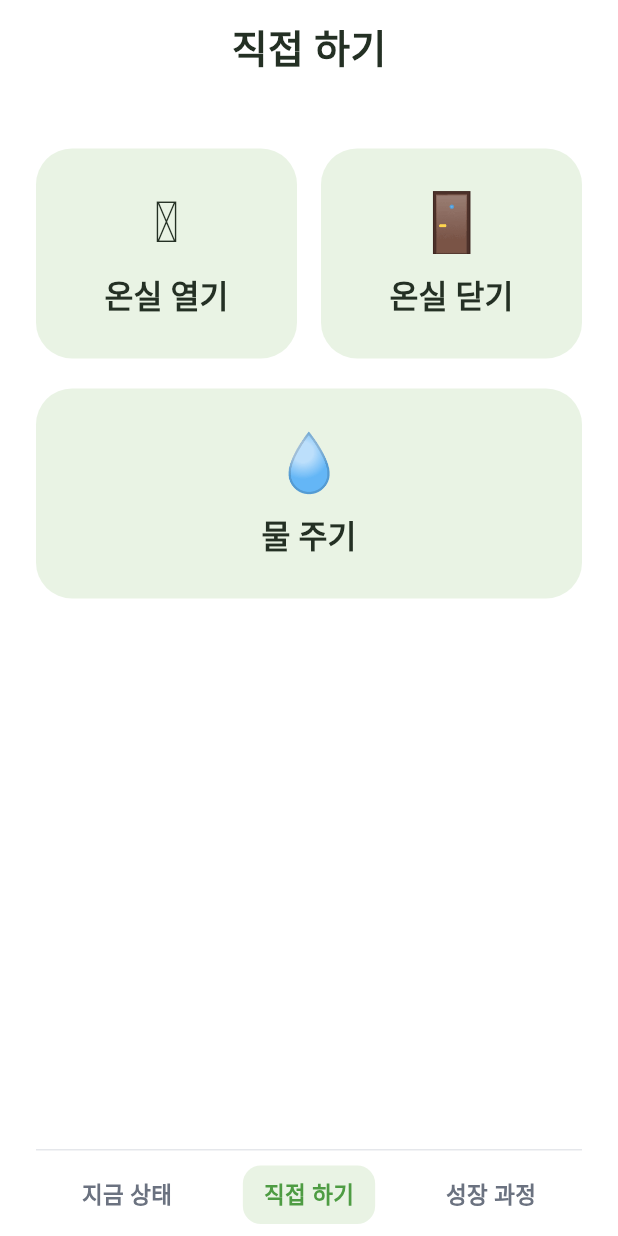
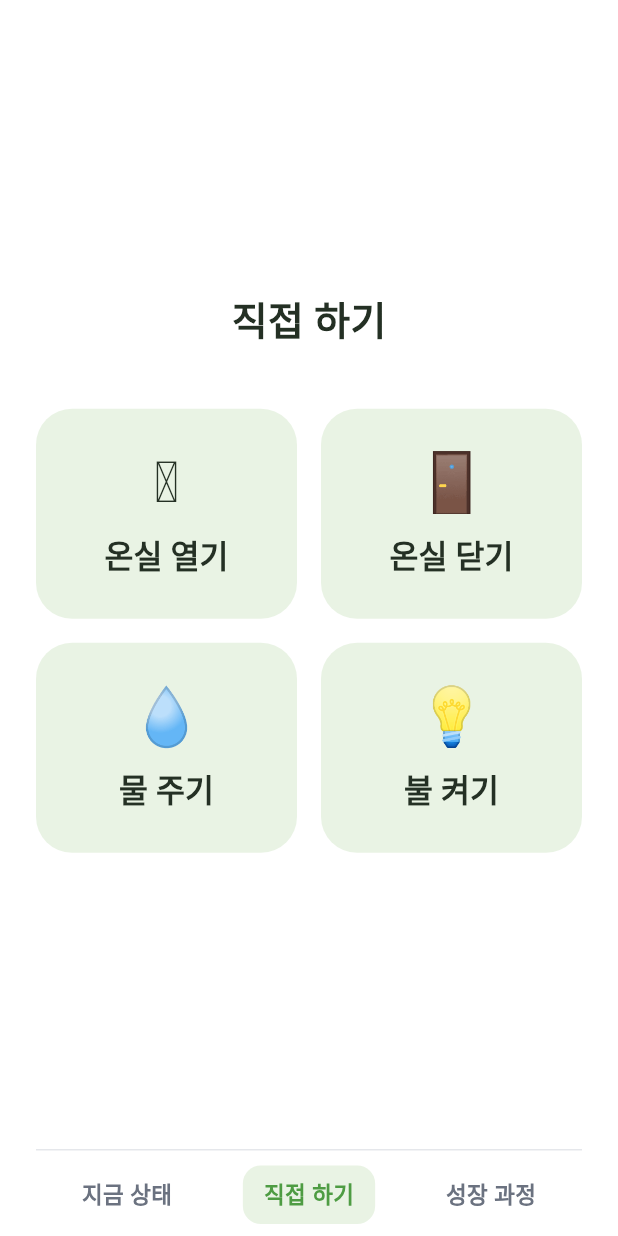
Before and after one commit to namjin22/goblin, a Flutter app: the HomeShell screen opened directly, item 2 of the bottom bar chosen, on a phone screen of 412 x 824 dp. Run offline on Flutter 3.47's test engine with Material 3 defaults, Android fonts, the phone set to English and light mode, and no system bars; our stand-ins replace shared_preferences; accounts and stored records are empty; network calls fail.

Commit message:
Add manual grow-light toggle, center 직접 하기 layout
- state.py/controller.py: new light_toggle command (manual override
  of the grow light, same "always operable" pattern as vent/water —
  automatic logic re-asserts after LIGHT_MIN_HOLD like it does for vent)
- Manual screen: 2x2 button grid (온실 열기/닫기, 물 주기/불 켜기),
  vertically centered instead of pinned near the top with a big gap

```diff
--- a/app/lib/screens/home/manual_screen.dart
+++ b/app/lib/screens/home/manual_screen.dart
@@ -37,8 +37,8 @@ class _ManualScreenState extends State<ManualScreen> {
     return Padding(
       padding: const EdgeInsets.symmetric(horizontal: 24),
       child: Column(
+        mainAxisAlignment: MainAxisAlignment.center,
         children: [
-          const SizedBox(height: 12),
           const Text('직접 하기', style: TextStyle(fontSize: 26, fontWeight: FontWeight.w800, color: AppColors.ink)),
           const SizedBox(height: 8),
           if (busy)
@@ -49,7 +49,7 @@ class _ManualScreenState extends State<ManualScreen> {
                 style: const TextStyle(fontSize: 22, fontWeight: FontWeight.w700, color: AppColors.greenDark),
               ),
             ),
-          const SizedBox(height: 40),
+          const SizedBox(height: 32),
           Row(
             children: [
               Expanded(
@@ -71,14 +71,28 @@ class _ManualScreenState extends State<ManualScreen> {
               ),
             ],
           ),
-          const SizedBox(height: 20),
-          _ActionButton(
-            emoji: '💧',
-            label: '물 주기',
-            enabled: !busy,
-            onTap: () => _run('물을 주는', 'water', '물을 주었어요'),
+          const SizedBox(height: 16),
+          Row(
+            children: [
+              Expanded(
+                child: _ActionButton(
+                  emoji: '💧',
+                  label: '물 주기',
+                  enabled: !busy,
+                  onTap: () => _run('물을 주는', 'water', '물을 주었어요'),
+                ),
+              ),
+              const SizedBox(width: 16),
+              Expanded(
+                child: _ActionButton(
+                  emoji: '💡',
+                  label: '불 켜기',
+                  enabled: !busy,
+                  onTap: () => _run('불을 켜는', 'light_toggle', '불을 켰어요'),
+                ),
+              ),
+            ],
           ),
-          const Spacer(),
         ],
       ),
     );
```
Also changed, not shown: 3 other files.
